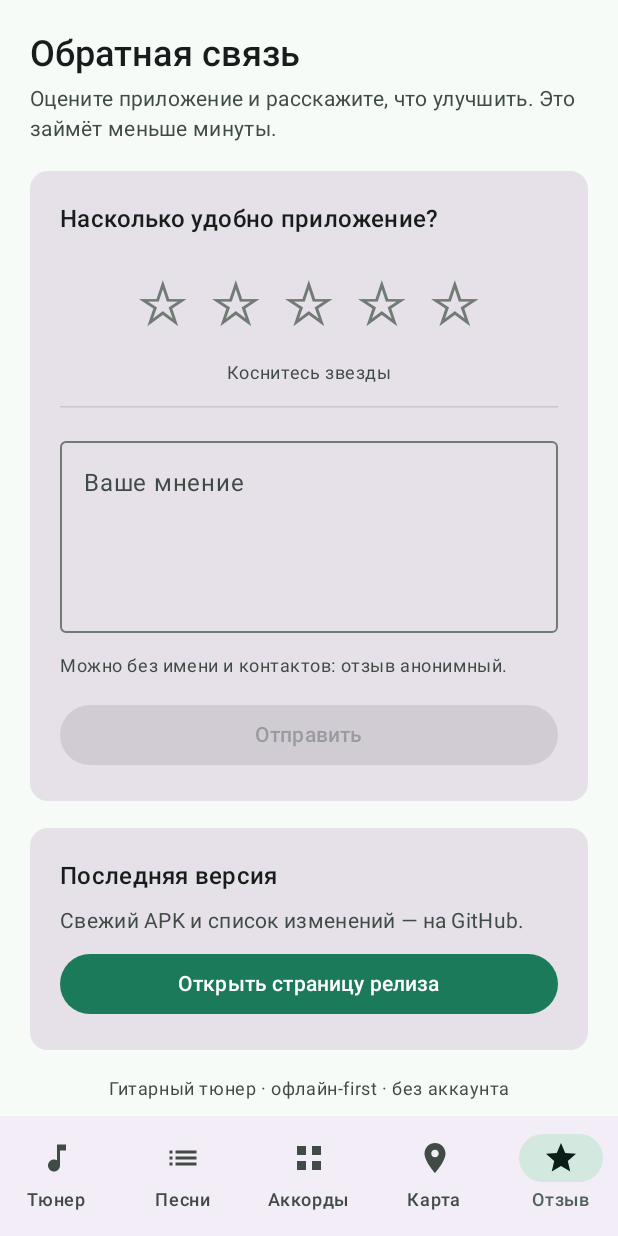
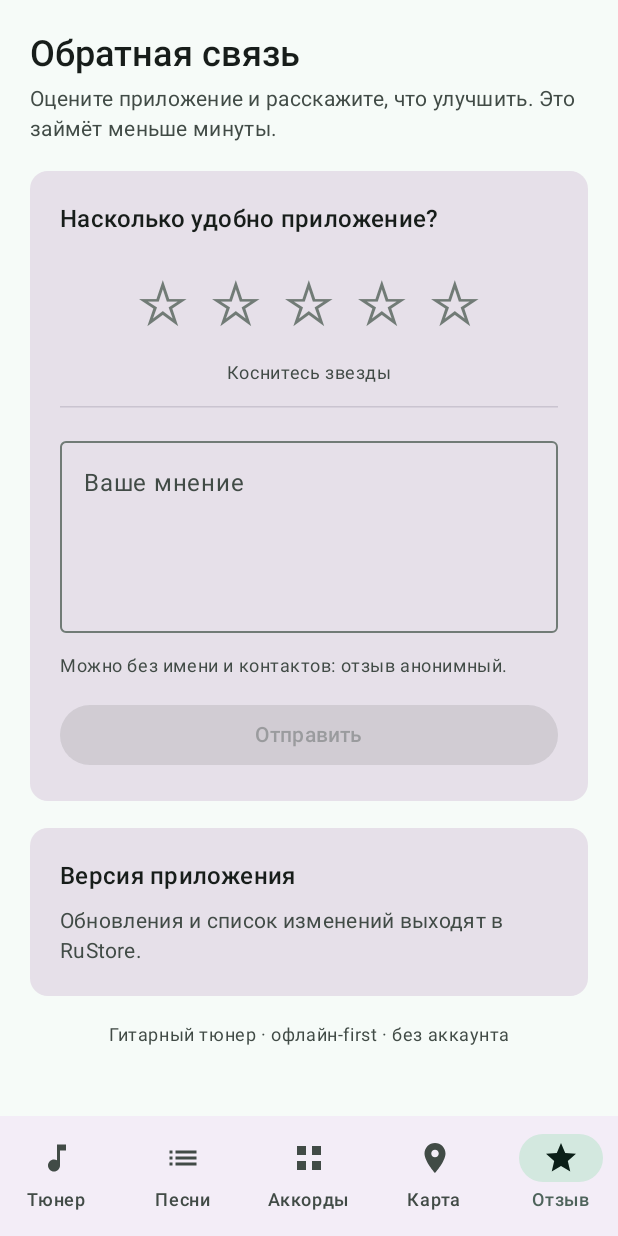
Before and after one commit to tcaramovmihail-gif/guitar-tuner, an Android app built with Jetpack Compose: the screen it shows after launch (MainActivity), item 5 of the bottom bar chosen, on a phone screen of 412 x 824 dp. Run offline under Robolectric (Android 15) with nearby library versions, the phone set to English and light mode, and no system bars; libraries missing offline, so code that uses them is left out: org.osmdroid.config; pictures from the network do not load; 3 statements that could not run were skipped.

Commit message:
Убрать ссылки на GitHub и описать публикацию в RuStore

```diff
--- a/app/src/main/kotlin/ru/eurovafel/guitartuner/ui/feedback/FeedbackScreen.kt
+++ b/app/src/main/kotlin/ru/eurovafel/guitartuner/ui/feedback/FeedbackScreen.kt
@@ -1,7 +1,5 @@
 package ru.eurovafel.guitartuner.ui.feedback
 
-import android.content.Intent
-import android.net.Uri
 import androidx.compose.foundation.clickable
 import androidx.compose.foundation.layout.Arrangement
 import androidx.compose.foundation.layout.Box
@@ -32,9 +30,6 @@ import androidx.compose.ui.text.style.TextAlign
 import androidx.compose.ui.unit.dp
 import androidx.compose.ui.unit.sp
 import androidx.lifecycle.compose.collectAsStateWithLifecycle
-
-private const val RELEASE_URL =
-    "https://github.com/tcaramovmihail-gif/guitar-tuner/releases/latest"
 
 /**
  * Обратная связь: оценка приложения и свободное мнение.
@@ -219,30 +214,20 @@ fun FeedbackScreen(viewModel: FeedbackViewModel) {
                 verticalArrangement = Arrangement.spacedBy(8.dp),
             ) {
                 Text(
-                    text = "Последняя версия",
+                    text = "Версия приложения",
                     style = MaterialTheme.typography.titleMedium,
                     fontWeight = FontWeight.SemiBold,
                 )
                 Text(
                     text = if (versionName.isBlank()) {
-                        "Свежий APK и список изменений — на GitHub."
+                        "Обновления и список изменений выходят в RuStore."
                     } else {
-                        "У вас версия $versionName. Свежий APK и список изменений — на GitHub."
+                        "У вас версия $versionName. Обновления и список изменений " +
+                            "выходят в RuStore."
                     },
                     style = MaterialTheme.typography.bodyMedium,
                     color = MaterialTheme.colorScheme.onSurfaceVariant,
                 )
-                Button(
-                    onClick = {
-                        val intent = Intent(Intent.ACTION_VIEW, Uri.parse(RELEASE_URL))
-                        runCatching { context.startActivity(intent) }
-                    },
-                    modifier = Modifier
-                        .fillMaxWidth()
-                        .testTag("feedback_release_open"),
-                ) {
-                    Text("Открыть страницу релиза")
-                }
             }
         }
 
```
Also changed, not shown: app/build.gradle.kts (+25 -0 lines), app/src/main/kotlin/ru/eurovafel/guitartuner/ui/settings/SettingsScreen.kt (+7 -12 lines), 4 other files.
